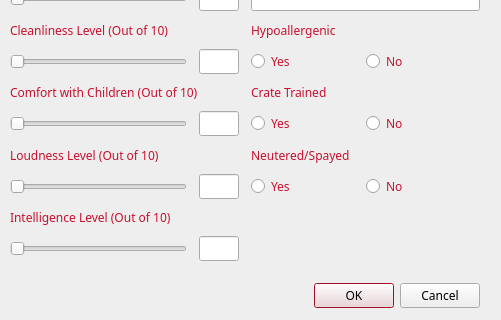
The window that cuACS/addanimal.ui (cameronhawtin/Animal-Farm-cuACS) describes before a commit, drawn with Qt 5; both pictures show x 251 to 752 and y 190 to 510 of the 752 by 510 pixel window.
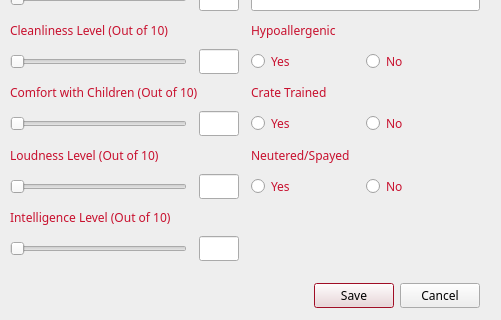
The same window after the commit.

What changed in the file:
```diff
--- a/cuACS/addanimal.ui
+++ b/cuACS/addanimal.ui
@@ -179,7 +179,7 @@
     <enum>Qt::Horizontal</enum>
    </property>
    <property name="standardButtons">
-    <set>QDialogButtonBox::Cancel|QDialogButtonBox::Ok</set>
+    <set>QDialogButtonBox::Cancel|QDialogButtonBox::Save</set>
    </property>
   </widget>
   <widget class="QWidget" name="gridLayoutWidget">
```
Left out of the diff: 2 changed lines with no effect on the pictures.
